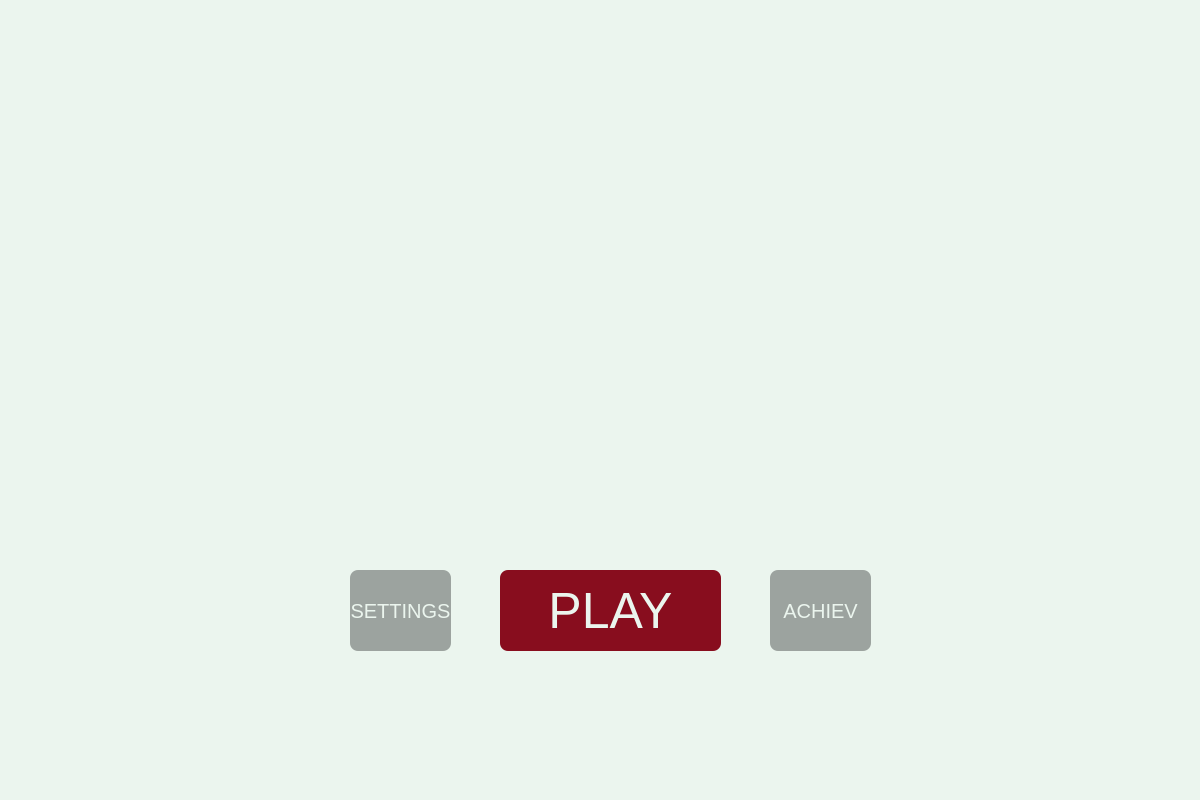
The window that app/mainwindow.ui (ce-itcr/Gladiators-GBP) describes before a commit, drawn with Qt 5.
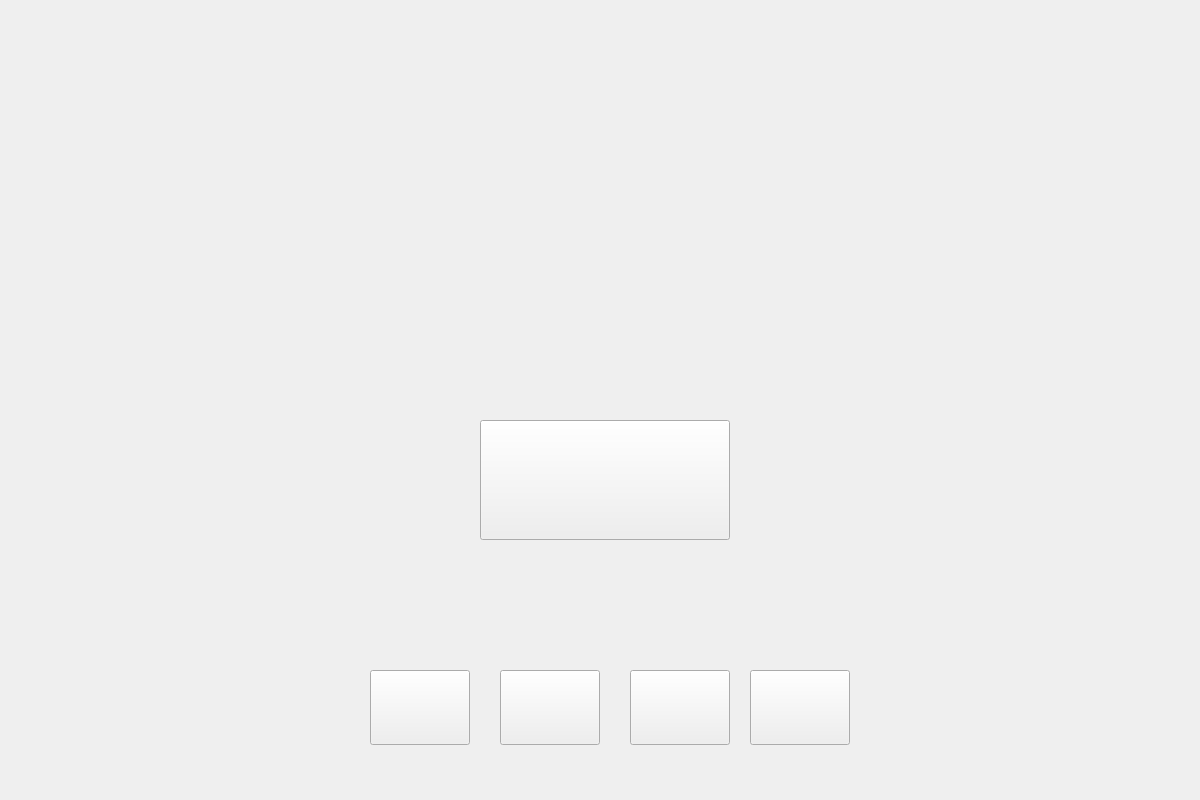
The same window after the commit. Icons and pictures are not drawn.

The edit to the form file:
```diff
--- a/app/mainwindow.ui
+++ b/app/mainwindow.ui
@@ -18,111 +18,54 @@
     <normaloff>:/img/isotipo.png</normaloff>:/img/isotipo.png</iconset>
   </property>
   <property name="styleSheet">
-   <string notr="true">background-color: rgb(235, 245, 238);</string>
+   <string notr="true">background-image: url(:/img/backgrounds/4.jpg);</string>
   </property>
   <widget class="QWidget" name="centralWidget">
-   <widget class="QLabel" name="gladiators_imagotipo">
+   <widget class="QPushButton" name="exit_Button">
     <property name="geometry">
      <rect>
-      <x>340</x>
-      <y>230</y>
-      <width>551</width>
-      <height>171</height>
+      <x>750</x>
+      <y>670</y>
+      <width>100</width>
+      <height>75</height>
      </rect>
     </property>
-    <property name="text">
-     <string/>
-    </property>
-    <property name="pixmap">
-     <pixmap resource="imgresources.qrc">:/img/imagotipo.png</pixmap>
-    </property>
-    <property name="scaledContents">
-     <bool>true</bool>
-    </property>
-    <property name="alignment">
-     <set>Qt::AlignCenter</set>
-    </property>
-   </widget>
-   <widget class="QPushButton" name="play_Button">
-    <property name="geometry">
-     <rect>
-      <x>500</x>
-      <y>570</y>
-      <width>221</width>
-      <height>81</height>
-     </rect>
-    </property>
-    <property name="cursor">
-     <cursorShape>PointingHandCursor</cursorShape>
-    </property>
-    <property name="autoFillBackground">
-     <bool>false</bool>
-    </property>
     <property name="styleSheet">
-     <string notr="true">QPushButton{
-	border: none;
-	border-radius: 8px;
-	font-size: 50px;
-}
-QPushButton:!hover{
-	background: rgb(136, 13, 30);
-	color: rgb(235, 245, 238);
-}
-QPushButton:hover {
-	color: rgb(136, 13, 30);
-	background: rgb(235, 245, 238);
-}
-
-</string>
+     <string notr="true">background-color: transparent;
+border-image: url(:/img/buttons/exit_icon.png);
+background: none;
+background-repeat: none;</string>
     </property>
     <property name="text">
-     <string>PLAY</string>
+     <string/>
     </property>
-    <property name="autoDefault">
-     <bool>false</bool>
-    </property>
    </widget>
-   <widget class="QPushButton" name="settings_Button">
+   <widget class="QPushButton" name="info_Button">
     <property name="geometry">
      <rect>
-      <x>350</x>
-      <y>570</y>
-      <width>101</width>
-      <height>81</height>
+      <x>370</x>
+      <y>670</y>
+      <width>100</width>
+      <height>75</height>
      </rect>
     </property>
-    <property name="cursor">
-     <cursorShape>PointingHandCursor</cursorShape>
-    </property>
-    <property name="autoFillBackground">
-     <bool>false</bool>
-    </property>
     <property name="styleSheet">
-     <string notr="true">QPushButton{
-	border: none;
-	border-radius: 8px;
-	font-size: 20px;
-}
-QPushButton:!hover{
-	background-color: rgb(156, 163, 159);
-	color: rgb(235, 245, 238);
-}
-QPushButton:hover{
-	color: rgb(156, 163, 159);
-	background-color: rgb(235, 245, 238);
-}</string>
+     <string notr="true">background-color: transparent;
+border-image: url(:/img/buttons/info_icon.png);
+background: none;
+background-repeat: none;</string>
     </property>
     <property name="text">
-     <string notr="true">SETTINGS</string>
+     <string/>
     </property>
    </widget>
    <widget class="QPushButton" name="achievements_Button">
     <property name="geometry">
      <rect>
-      <x>770</x>
-      <y>570</y>
-      <width>101</width>
-      <height>81</height>
+      <x>630</x>
+      <y>670</y>
+      <width>100</width>
+      <height>75</height>
      </rect>
     </property>
     <property name="cursor">
@@ -132,22 +75,51 @@
      <bool>false</bool>
     </property>
     <property name="styleSheet">
-     <string notr="true">QPushButton{
-	border: none;
-	border-radius: 8px;
-	font-size: 20px;
-}
-QPushButton:!hover{
-	background-color: rgb(156, 163, 159);
-	color: rgb(235, 245, 238);
-}
-QPushButton:hover{
-	color: rgb(156, 163, 159);
-	background-color: rgb(235, 245, 238);
-}</string>
+     <string notr="true">background-color: transparent;
+border-image: url(:/img/buttons/achievements_icon.png);
+background: none;
+background-repeat: none;</string>
     </property>
     <property name="text">
-     <string>ACHIEV</string>
+     <string/>
+    </property>
+   </widget>
+   <widget class="QPushButton" name="settings_Button">
+    <property name="geometry">
+     <rect>
+      <x>500</x>
+      <y>670</y>
+      <width>100</width>
+      <height>75</height>
+     </rect>
+    </property>
+    <property name="styleSheet">
+     <string notr="true">background-color: transparent;
+border-image: url(:/img/buttons/settings_icon.png);
+background: none;
+background-repeat: none;</string>
+    </property>
+    <property name="text">
+     <string/>
+    </property>
+   </widget>
+   <widget class="QPushButton" name="play_Button">
+    <property name="geometry">
+     <rect>
+      <x>480</x>
+      <y>420</y>
+      <width>250</width>
+      <height>120</height>
+     </rect>
+    </property>
+    <property name="styleSheet">
+     <string notr="true">background-color: transparent;
+border-image: url(:/img/buttons/play_button.png);
+background: none;
+background-repeat: none;</string>
+    </property>
+    <property name="text">
+     <string/>
     </property>
    </widget>
   </widget>
```
